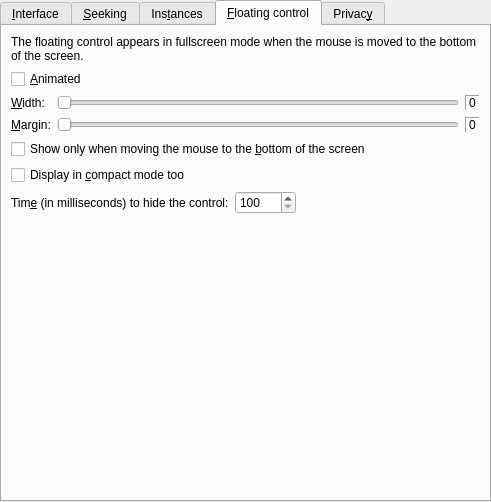
Qt form src/prefinterface.ui (wilbert2000/wzplayer) before a commit.
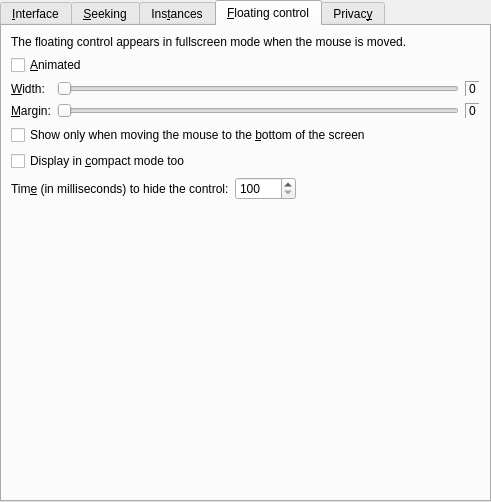
The same form after that commit. The open tabs and pages were chosen to show the change. Custom widgets are drawn as their Qt base class.

Commit message: Change the info about the GUIs and the intro text about the floating control.

The edit to the form file:
```diff
--- a/src/prefinterface.ui
+++ b/src/prefinterface.ui
@@ -644,7 +644,7 @@
        <item>
         <widget class="QLabel" name="label_6">
          <property name="text">
-          <string>The floating control appears in fullscreen mode when the mouse is moved to the bottom of the screen.</string>
+          <string>The floating control appears in fullscreen mode when the mouse is moved.</string>
          </property>
          <property name="wordWrap">
           <bool>true</bool>
```
The commit also changes 1 other file.
